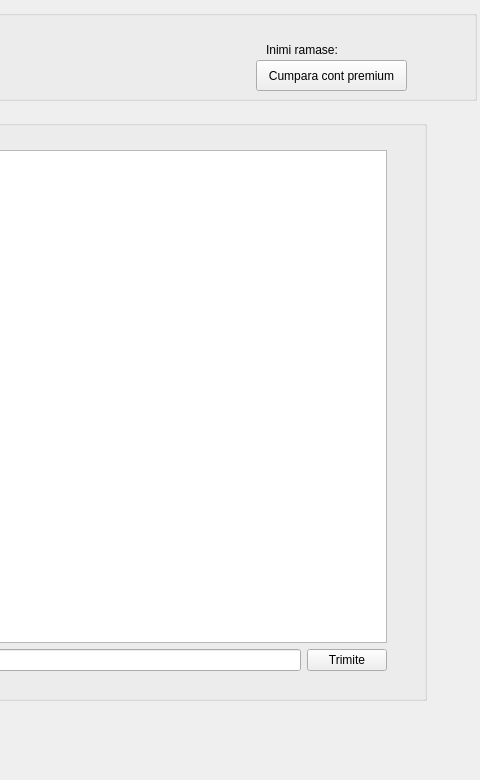
The window that ClientSide/startmenuwindow.ui (VladuceanuTudor/CODE-BUDDY) describes before a commit, drawn with Qt 5; both pictures show x 614 to 1094 and y 0 to 780 of the 1094 by 780 pixel window.
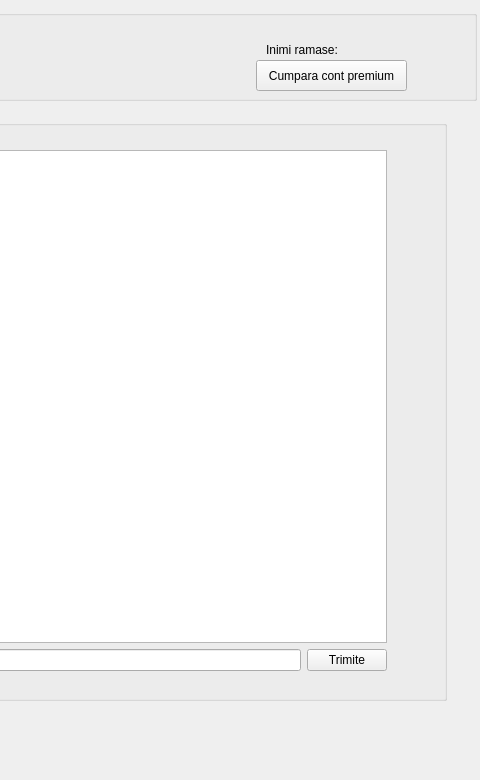
The same window after the commit.

The edit to the form file:
```diff
--- a/ClientSide/startmenuwindow.ui
+++ b/ClientSide/startmenuwindow.ui
@@ -119,7 +119,7 @@
     <rect>
      <x>30</x>
      <y>120</y>
-     <width>1011</width>
+     <width>1031</width>
      <height>581</height>
     </rect>
    </property>
@@ -131,7 +131,7 @@
      <rect>
       <x>10</x>
       <y>10</y>
-      <width>1031</width>
+      <width>1051</width>
       <height>561</height>
      </rect>
     </property>
@@ -229,7 +229,7 @@
        </item>
       </layout>
      </widget>
-     <widget class="QWidget" name="">
+     <widget class="QWidget" name="layoutWidget">
       <property name="geometry">
        <rect>
         <x>20</x>
```
